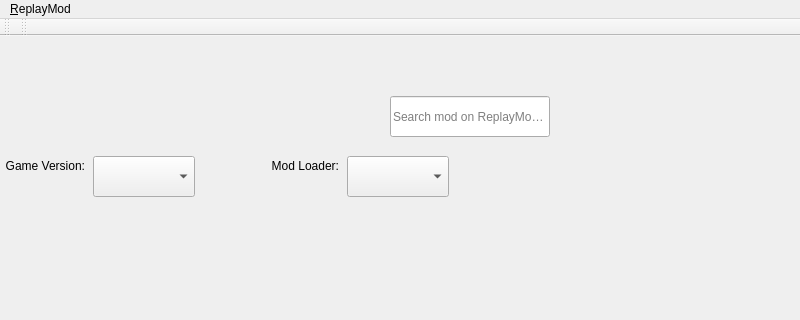
Old version of the form src/ui/replay/replaymodbrowser.ui in the repository kaniol-lck/modmanager; both pictures show x 0 to 800 and y 0 to 320 of the 800 by 600 pixel window.
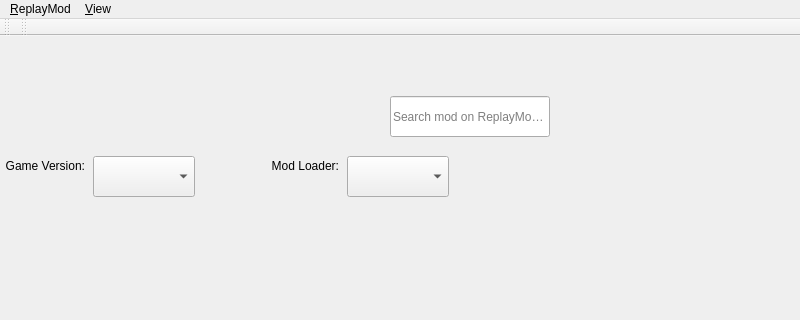
New version of the form. Custom widgets are drawn as their Qt base class.

Commit message: view menu for toolbars

What changed in the file:
```diff
--- a/src/ui/replay/replaymodbrowser.ui
+++ b/src/ui/replay/replaymodbrowser.ui
@@ -147,7 +147,13 @@
      <string>&amp;ReplayMod</string>
     </property>
    </widget>
+   <widget class="QMenu" name="menu_View">
+    <property name="title">
+     <string>&amp;View</string>
+    </property>
+   </widget>
    <addaction name="menuReplayMod"/>
+   <addaction name="menu_View"/>
   </widget>
  </widget>
  <customwidgets>
```
The commit also changes 14 other files.
